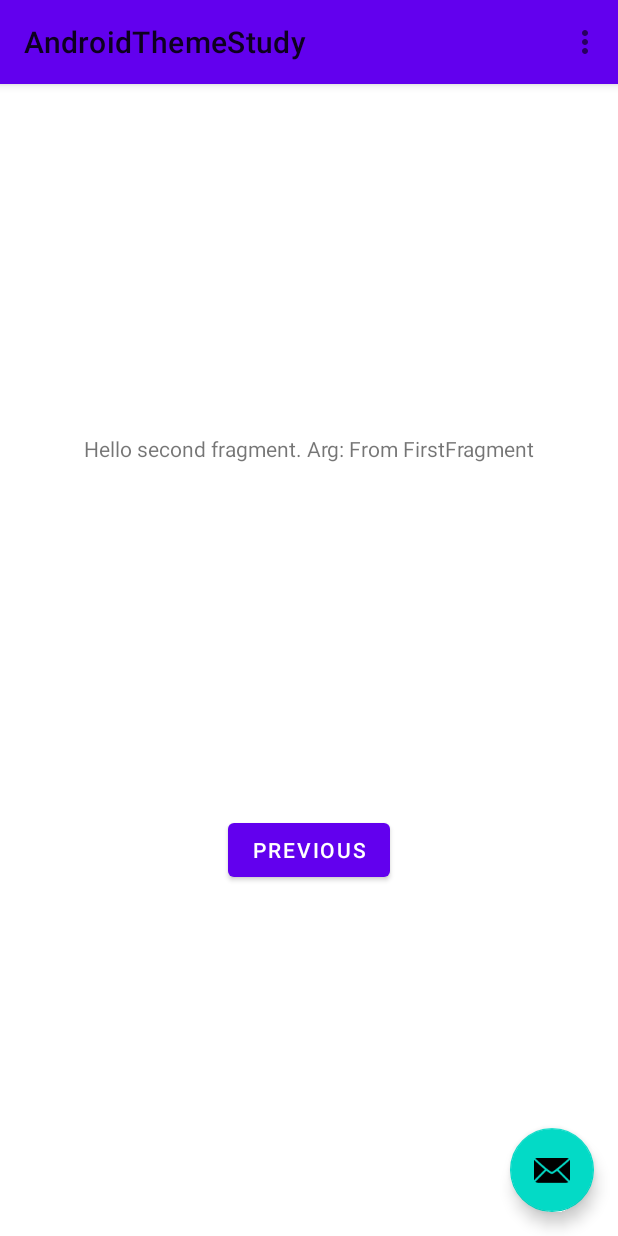
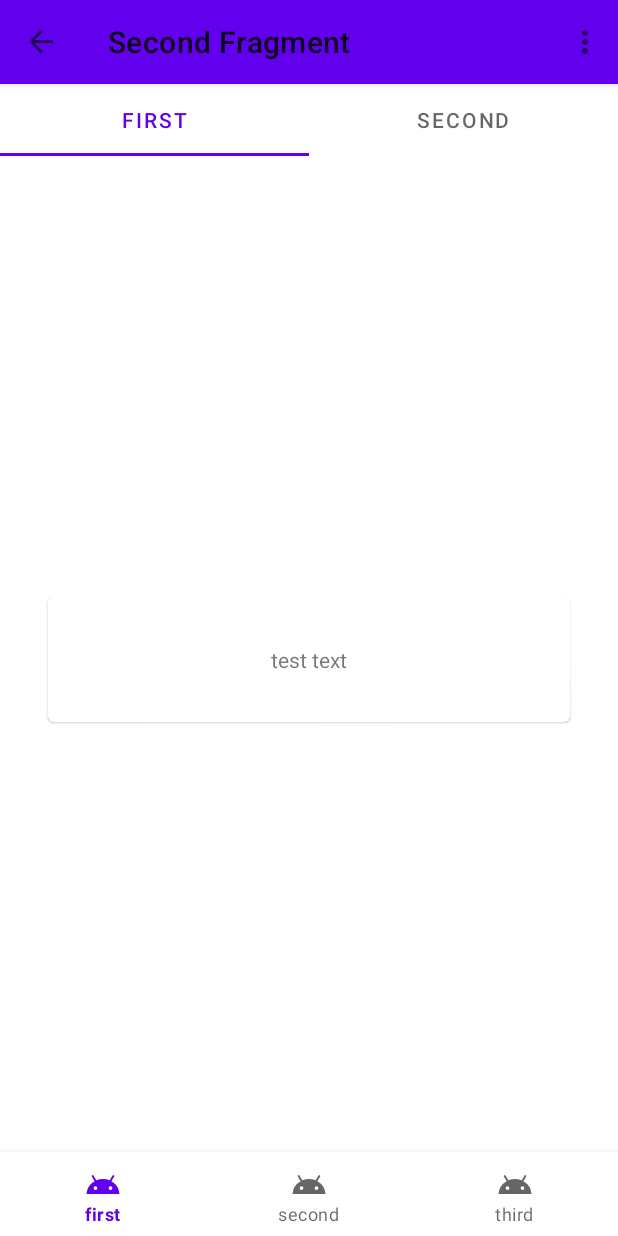
Before and after one commit to rmakiyama/android-theme-study, an Android app: the screen it shows after launch (MainActivity), after a tap on "NEXT", on a phone screen of 412 x 824 dp. Run offline under Robolectric (Android 15) with nearby library versions, the phone set to English and light mode, and no system bars; our stand-ins replace data binding, navigation-ui.

Commit message:
add some ui component

```diff
--- a/app/src/main/java/com/rmakiyama/androidthemestudy/FirstFragment.kt
+++ b/app/src/main/java/com/rmakiyama/androidthemestudy/FirstFragment.kt
@@ -1,32 +1,30 @@
 package com.rmakiyama.androidthemestudy
 
 import android.os.Bundle
-import androidx.fragment.app.Fragment
 import android.view.LayoutInflater
 import android.view.View
 import android.view.ViewGroup
-import android.widget.Button
+import androidx.fragment.app.Fragment
 import androidx.navigation.fragment.findNavController
+import com.rmakiyama.androidthemestudy.databinding.FragmentFirstBinding
 
-/**
- * A simple [Fragment] subclass as the default destination in the navigation.
- */
 class FirstFragment : Fragment() {
 
+    private lateinit var binding: FragmentFirstBinding
+
     override fun onCreateView(
-            inflater: LayoutInflater, container: ViewGroup?,
-            savedInstanceState: Bundle?
+        inflater: LayoutInflater,
+        container: ViewGroup?,
+        savedInstanceState: Bundle?
     ): View? {
-        // Inflate the layout for this fragment
-        return inflater.inflate(R.layout.fragment_first, container, false)
+        binding = FragmentFirstBinding.inflate(inflater, container, false)
+        return binding.root
     }
 
-    override fun onViewCreated(view: View, savedInstanceState: Bundle?) {
-        super.onViewCreated(view, savedInstanceState)
-
-        view.findViewById<Button>(R.id.button_first).setOnClickListener {
-            val action = FirstFragmentDirections.actionFirstFragmentToSecondFragment("From FirstFragment")
-            findNavController().navigate(action)
-        }
+    override fun onViewCreated(
+        view: View,
+        savedInstanceState: Bundle?
+    ) {
+        binding.buttonFirst.setOnClickListener { findNavController().navigate(R.id.to_second) }
     }
 }
--- a/app/src/main/java/com/rmakiyama/androidthemestudy/MainActivity.kt
+++ b/app/src/main/java/com/rmakiyama/androidthemestudy/MainActivity.kt
@@ -5,6 +5,9 @@ import android.view.Menu
 import android.view.MenuItem
 import androidx.appcompat.app.AppCompatActivity
 import androidx.databinding.DataBindingUtil
+import androidx.navigation.findNavController
+import androidx.navigation.ui.AppBarConfiguration
+import androidx.navigation.ui.setupActionBarWithNavController
 import com.google.android.material.snackbar.Snackbar
 import com.rmakiyama.androidthemestudy.databinding.ActivityMainBinding
 
@@ -13,17 +16,29 @@ class MainActivity : AppCompatActivity() {
     private val binding: ActivityMainBinding by lazy {
         DataBindingUtil.setContentView<ActivityMainBinding>(this, R.layout.activity_main)
     }
+    private val navController by lazy { findNavController(R.id.nav_host_fragment) }
 
     override fun onCreate(savedInstanceState: Bundle?) {
         super.onCreate(savedInstanceState)
         setSupportActionBar(binding.toolbar)
 
+        val appBarConfiguration = AppBarConfiguration(navController.graph)
+        setupActionBarWithNavController(navController, appBarConfiguration)
+        navController.addOnDestinationChangedListener { _, destination, _ ->
+            when (destination.id) {
+                R.id.FirstFragment -> binding.fab.show()
+                R.id.SecondFragment -> binding.fab.hide()
+            }
+        }
+
         binding.fab.setOnClickListener { view ->
             Snackbar.make(view, "Replace with your own action", Snackbar.LENGTH_LONG)
-                    .setAnchorView(view)
-                    .setAction("Action", null).show()
+                .setAnchorView(view)
+                .setAction("Action", null).show()
         }
     }
+
+    override fun onSupportNavigateUp(): Boolean = navController.navigateUp()
 
     override fun onCreateOptionsMenu(menu: Menu): Boolean {
         menuInflater.inflate(R.menu.menu_main, menu)
--- a/app/src/main/java/com/rmakiyama/androidthemestudy/SecondFragment.kt
+++ b/app/src/main/java/com/rmakiyama/androidthemestudy/SecondFragment.kt
@@ -1,38 +1,22 @@
 package com.rmakiyama.androidthemestudy
 
 import android.os.Bundle
-import androidx.fragment.app.Fragment
 import android.view.LayoutInflater
 import android.view.View
 import android.view.ViewGroup
-import android.widget.Button
-import android.widget.TextView
-import androidx.navigation.fragment.findNavController
-import androidx.navigation.fragment.navArgs
+import androidx.fragment.app.Fragment
+import com.rmakiyama.androidthemestudy.databinding.FragmentSecondBinding
 
-/**
- * A simple [Fragment] subclass as the second destination in the navigation.
- */
 class SecondFragment : Fragment() {
 
-    private val args: SecondFragmentArgs by navArgs()
+    private lateinit var binding: FragmentSecondBinding
 
     override fun onCreateView(
-            inflater: LayoutInflater, container: ViewGroup?,
-            savedInstanceState: Bundle?
+        inflater: LayoutInflater,
+        container: ViewGroup?,
+        savedInstanceState: Bundle?
     ): View? {
-        // Inflate the layout for this fragment
-        return inflater.inflate(R.layout.fragment_second, container, false)
-    }
-
-    override fun onViewCreated(view: View, savedInstanceState: Bundle?) {
-        super.onViewCreated(view, savedInstanceState)
-
-        view.findViewById<TextView>(R.id.textview_second).text =
-                getString(R.string.hello_second_fragment, args.myArg)
-
-        view.findViewById<Button>(R.id.button_second).setOnClickListener {
-            findNavController().navigate(R.id.action_SecondFragment_to_FirstFragment)
-        }
+        binding = FragmentSecondBinding.inflate(inflater, container, false)
+        return binding.root
     }
 }
--- /dev/null
+++ b/app/src/main/res/drawable/ic_android.xml
@@ -0,0 +1,9 @@
+<vector xmlns:android="http://schemas.android.com/apk/res/android"
+        android:width="24dp"
+        android:height="24dp"
+        android:viewportWidth="24"
+        android:viewportHeight="24">
+    <path
+        android:pathData="M17.6,11.48 L19.44,8.3a0.63,0.63 0,0 0,-1.09 -0.63l-1.88,3.24a11.43,11.43 0,0 0,-8.94 0L5.65,7.67a0.63,0.63 0,0 0,-1.09 0.63L6.4,11.48A10.81,10.81 0,0 0,1 20L23,20A10.81,10.81 0,0 0,17.6 11.48ZM7,17.25A1.25,1.25 0,1 1,8.25 16,1.25 1.25,0 0,1 7,17.25ZM17,17.25A1.25,1.25 0,1 1,18.25 16,1.25 1.25,0 0,1 17,17.25Z"
+        android:fillColor="#FF000000"/>
+</vector>
--- a/app/src/main/res/layout/fragment_second.xml
+++ b/app/src/main/res/layout/fragment_second.xml
@@ -1,30 +1,46 @@
 <?xml version="1.0" encoding="utf-8"?>
-<androidx.constraintlayout.widget.ConstraintLayout
-    xmlns:android="http://schemas.android.com/apk/res/android"
+<layout xmlns:android="http://schemas.android.com/apk/res/android"
     xmlns:app="http://schemas.android.com/apk/res-auto"
     xmlns:tools="http://schemas.android.com/tools"
-    android:layout_width="match_parent"
-    android:layout_height="match_parent"
     tools:context=".SecondFragment">
 
-    <TextView
-        android:id="@+id/textview_second"
-        android:layout_width="wrap_content"
-        android:layout_height="wrap_content"
-        app:layout_constraintBottom_toTopOf="@id/button_second"
-        app:layout_constraintEnd_toEndOf="parent"
-        app:layout_constraintStart_toStartOf="parent"
-        app:layout_constraintTop_toTopOf="parent"
-        />
+    <androidx.coordinatorlayout.widget.CoordinatorLayout
+        android:layout_width="match_parent"
+        android:layout_height="match_parent">
 
-    <Button
-        android:id="@+id/button_second"
-        android:layout_width="wrap_content"
-        android:layout_height="wrap_content"
-        android:text="@string/previous"
-        app:layout_constraintBottom_toBottomOf="parent"
-        app:layout_constraintEnd_toEndOf="parent"
-        app:layout_constraintStart_toStartOf="parent"
-        app:layout_constraintTop_toBottomOf="@id/textview_second"
-        />
-</androidx.constraintlayout.widget.ConstraintLayout>
+        <com.google.android.material.tabs.TabLayout
+            android:layout_width="match_parent"
+            android:layout_height="wrap_content">
+
+            <com.google.android.material.tabs.TabItem
+                android:layout_width="wrap_content"
+                android:layout_height="wrap_content"
+                android:text="first" />
+
+            <com.google.android.material.tabs.TabItem
+                android:layout_width="wrap_content"
+                android:layout_height="wrap_content"
+                android:text="second" />
+        </com.google.android.material.tabs.TabLayout>
+
+        <com.google.android.material.card.MaterialCardView
+            android:layout_width="match_parent"
+            android:layout_height="wrap_content"
+            android:layout_gravity="center"
+            android:layout_margin="32dp">
+
+            <TextView
+                android:layout_width="match_parent"
+                android:layout_height="wrap_content"
+                android:padding="32dp"
+                android:text="test text"
+                android:textAlignment="center" />
+        </com.google.android.material.card.MaterialCardView>
+
+        <com.google.android.material.bottomnavigation.BottomNavigationView
+            android:layout_width="match_parent"
+            android:layout_height="wrap_content"
+            android:layout_gravity="bottom"
+            app:menu="@menu/bottom_navigation_item" />
+    </androidx.coordinatorlayout.widget.CoordinatorLayout>
+</layout>
--- /dev/null
+++ b/app/src/main/res/menu/bottom_navigation_item.xml
@@ -0,0 +1,16 @@
+<?xml version="1.0" encoding="utf-8"?>
+<menu xmlns:android="http://schemas.android.com/apk/res/android">
+
+    <item
+        android:id="@+id/nav_first"
+        android:icon="@drawable/ic_android"
+        android:title="first"/>
+    <item
+        android:id="@+id/nav_second"
+        android:icon="@drawable/ic_android"
+        android:title="second"/>
+    <item
+        android:id="@+id/nav_third"
+        android:icon="@drawable/ic_android"
+        android:title="third"/>
+</menu>
--- a/app/src/main/res/navigation/nav_graph.xml
+++ b/app/src/main/res/navigation/nav_graph.xml
@@ -12,21 +12,12 @@
         tools:layout="@layout/fragment_first">
 
         <action
-            android:id="@+id/action_FirstFragment_to_SecondFragment"
-            app:destination="@id/SecondFragment"/>
+            android:id="@+id/to_second"
+            app:destination="@id/SecondFragment" />
     </fragment>
     <fragment
         android:id="@+id/SecondFragment"
         android:name="com.rmakiyama.androidthemestudy.SecondFragment"
         android:label="@string/second_fragment_label"
-        tools:layout="@layout/fragment_second">
-
-        <action
-            android:id="@+id/action_SecondFragment_to_FirstFragment"
-            app:destination="@id/FirstFragment"/>
-
-        <argument
-            android:name="myArg"
-            app:argType="string"/>
-    </fragment>
+        tools:layout="@layout/fragment_second" />
 </navigation>
```
Also changed, not shown: app/src/main/res/layout/fragment_first.xml (+75 -11 lines).
